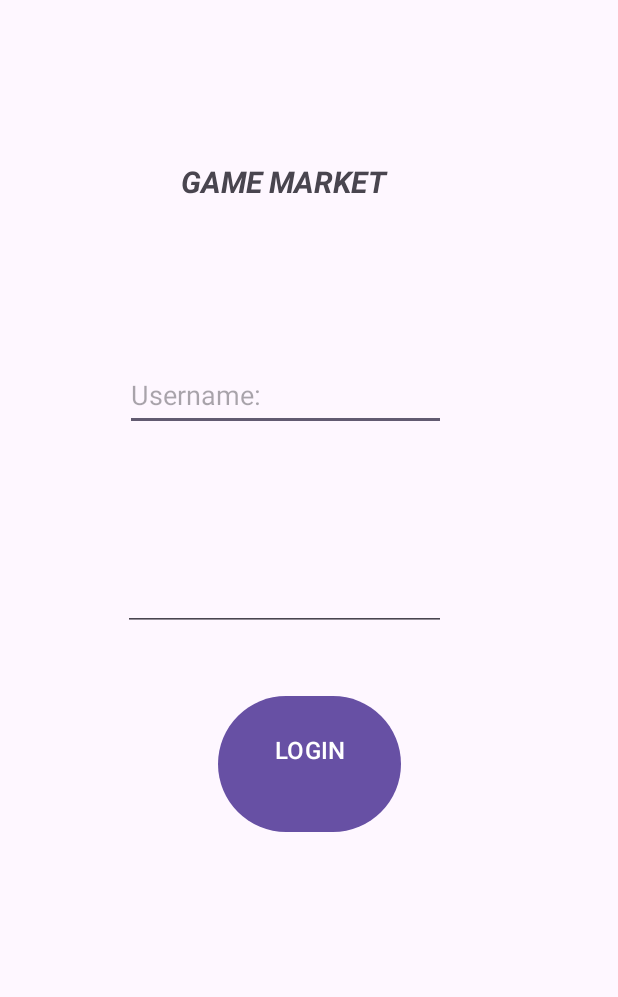
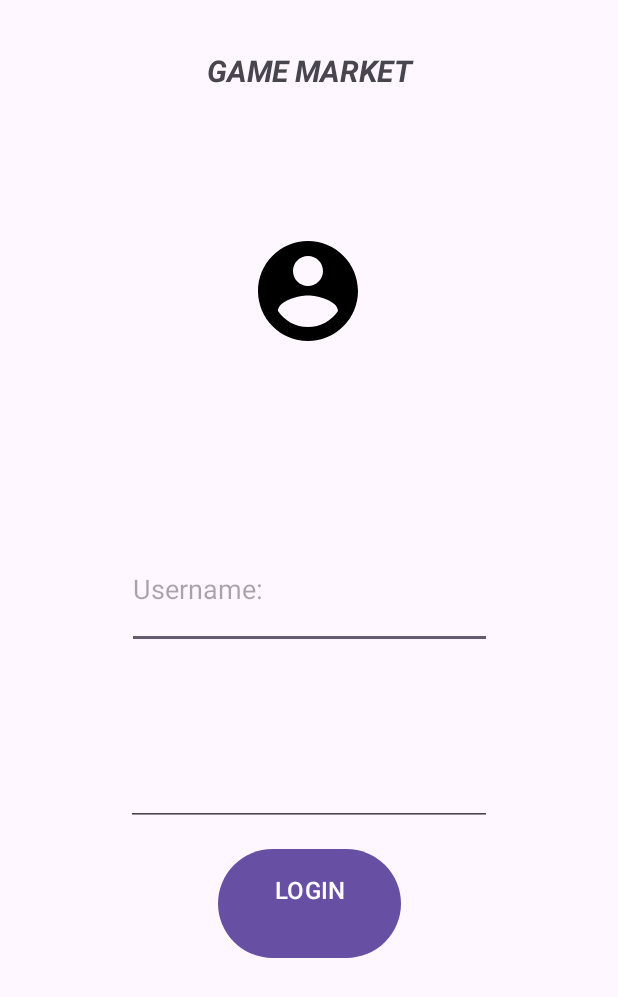
Before and after one commit to aliboron/256-487-projects, an Android app: the screen it shows after launch (MainActivity before the commit, LoginActivity after it), on a phone screen of 412 x 824 dp. Shown: the top 997 px of the screen. Run offline under Robolectric (Android 15) with nearby library versions, the phone set to English and light mode, and no system bars; our stand-ins replace data binding.

Commit message:
feat:addlogin

```diff
--- a/487-mobile/app/src/main/AndroidManifest.xml
+++ b/487-mobile/app/src/main/AndroidManifest.xml
@@ -15,13 +15,18 @@
         android:supportsRtl="true"
         android:theme="@style/Theme.DigitalGameMarket">
         <activity
+            android:name=".LoginActivity"
+            android:exported="true">
+        <intent-filter>
+            <action android:name="android.intent.action.MAIN" />
+
+            <category android:name="android.intent.category.LAUNCHER" />
+        </intent-filter>
+        </activity>
+        <activity
             android:name=".MainActivity"
-            android:exported="true">
-            <intent-filter>
-                <action android:name="android.intent.action.MAIN" />
+            android:exported="false">
 
-                <category android:name="android.intent.category.LAUNCHER" />
-            </intent-filter>
         </activity>
     </application>
 
--- /dev/null
+++ b/487-mobile/app/src/main/java/com/ctis487/project/digitalgamemarket/LoginActivity.kt
@@ -0,0 +1,31 @@
+package com.ctis487.project.digitalgamemarket
+
+import android.content.Intent
+import android.os.Bundle
+import androidx.activity.enableEdgeToEdge
+import androidx.appcompat.app.AppCompatActivity
+import androidx.core.view.ViewCompat
+import androidx.core.view.WindowInsetsCompat
+import androidx.databinding.DataBindingUtil
+import com.ctis487.project.digitalgamemarket.custom.CustomUserView
+import com.ctis487.project.digitalgamemarket.databinding.ActivityLoginBinding
+import com.ctis487.project.digitalgamemarket.model.LoginRequest
+
+class LoginActivity : AppCompatActivity() {
+    lateinit var loginBinding: ActivityLoginBinding
+    private val loginRequest = LoginRequest()
+    override fun onCreate(savedInstanceState: Bundle?) {
+        super.onCreate(savedInstanceState)
+        enableEdgeToEdge()
+        loginBinding = ActivityLoginBinding.inflate(layoutInflater)
+        val profileView = findViewById<CustomUserView>(R.id.profileView)
+        val username=loginBinding.editUsername.text
+
+        loginBinding = DataBindingUtil.setContentView(this, R.layout.activity_login)
+        loginBinding.loginRequest=loginRequest
+
+    }
+
+
+
+}
--- /dev/null
+++ b/487-mobile/app/src/main/java/com/ctis487/project/digitalgamemarket/client/ApiClient.kt
@@ -0,0 +1,20 @@
+package com.ctis487.project.digitalgamemarket.client
+
+import com.ctis487.project.digitalgamemarket.db.Utils
+import retrofit2.Retrofit
+import retrofit2.converter.gson.GsonConverterFactory
+
+object ApiClient {
+
+    private var retrofit: Retrofit? = null
+
+    fun getClient(): Retrofit {
+        if (retrofit == null)
+            retrofit = Retrofit.Builder()
+                .baseUrl(Utils.baseUrl)
+                .addConverterFactory(GsonConverterFactory.create()) //retrofit will understand as a converter GSON converter will be used
+                .build()
+
+        return retrofit as Retrofit
+    }
+}
--- /dev/null
+++ b/487-mobile/app/src/main/java/com/ctis487/project/digitalgamemarket/custom/CustomUserView.kt
@@ -0,0 +1,38 @@
+package com.ctis487.project.digitalgamemarket.custom
+
+import android.content.Context
+import android.util.AttributeSet
+import android.view.LayoutInflater
+import android.widget.ImageView
+import android.widget.LinearLayout
+import android.widget.TextView
+import androidx.annotation.DrawableRes
+import com.ctis487.project.digitalgamemarket.R
+
+class CustomUserView @JvmOverloads constructor(
+    context: Context,
+    attrs: AttributeSet? = null
+) : LinearLayout(context, attrs) {
+
+    private val imgProfile: ImageView
+    private val tvName: TextView
+
+    init {
+        LayoutInflater.from(context).inflate(R.layout.view_profile, this, true)
+
+        imgProfile = findViewById(R.id.imgProfile)
+        tvName = findViewById(R.id.tvName)
+
+        orientation = VERTICAL
+    }
+
+
+    fun setName(name: String) {
+        tvName.text = name
+    }
+    fun getName(): String {
+        return tvName.text.toString()
+    }
+
+
+}
--- a/487-mobile/app/src/main/java/com/ctis487/project/digitalgamemarket/db/Utils.kt
+++ b/487-mobile/app/src/main/java/com/ctis487/project/digitalgamemarket/db/Utils.kt
@@ -1,5 +1,7 @@
 package com.ctis487.project.digitalgamemarket.db
 
 object Utils {
+
+    var baseUrl: String = "https://ctis256.aliboron.tr"
     const val DATABASENAME = "digital_game_market_db"
 }
--- /dev/null
+++ b/487-mobile/app/src/main/java/com/ctis487/project/digitalgamemarket/model/LoginRequest.kt
@@ -0,0 +1,14 @@
+package com.ctis487.project.digitalgamemarket.model
+
+import androidx.databinding.BaseObservable
+import androidx.databinding.Bindable
+import com.ctis487.project.digitalgamemarket.BR
+
+class LoginRequest : BaseObservable(){
+    @get:Bindable
+    var username: String = ""
+        set(value) {
+            field = value
+            notifyPropertyChanged(BR.username) /* When name is changed this change will be reflected to the xml (UI) */
+        }
+}
--- /dev/null
+++ b/487-mobile/app/src/main/res/drawable/baseline_account_circle_24.xml
@@ -0,0 +1,5 @@
+<vector xmlns:android="http://schemas.android.com/apk/res/android" android:height="24dp" android:tint="#000000" android:viewportHeight="24" android:viewportWidth="24" android:width="24dp">
+
+    <path android:fillColor="@android:color/white" android:pathData="M12,2C6.48,2 2,6.48 2,12s4.48,10 10,10 10,-4.48 10,-10S17.52,2 12,2zM12,5c1.66,0 3,1.34 3,3s-1.34,3 -3,3 -3,-1.34 -3,-3 1.34,-3 3,-3zM12,19.2c-2.5,0 -4.71,-1.28 -6,-3.22 0.03,-1.99 4,-3.08 6,-3.08 1.99,0 5.97,1.09 6,3.08 -1.29,1.94 -3.5,3.22 -6,3.22z"/>
+
+</vector>
--- /dev/null
+++ b/487-mobile/app/src/main/res/layout/activity_login.xml
@@ -0,0 +1,85 @@
+<?xml version="1.0" encoding="utf-8"?>
+<layout>
+    <data>
+        <variable
+            name="loginRequest"
+            type="com.ctis487.project.digitalgamemarket.model.LoginRequest" />
+    </data>
+<androidx.constraintlayout.widget.ConstraintLayout xmlns:android="http://schemas.android.com/apk/res/android"
+    xmlns:app="http://schemas.android.com/apk/res-auto"
+    xmlns:tools="http://schemas.android.com/tools"
+    android:id="@+id/main"
+    android:layout_width="match_parent"
+    android:layout_height="match_parent"
+    tools:context=".LoginActivity">
+
+    <com.ctis487.project.digitalgamemarket.custom.CustomUserView
+        android:id="@+id/profileView"
+        android:layout_width="258dp"
+        android:layout_height="196dp"
+        android:layout_marginBottom="18dp"
+        app:layout_constraintBottom_toTopOf="@+id/editUsername"
+        app:layout_constraintEnd_toEndOf="parent"
+        app:layout_constraintHorizontal_bias="0.498"
+        app:layout_constraintStart_toStartOf="parent"
+        app:name="@{loginRequest.username}"
+        app:layout_constraintTop_toBottomOf="@+id/txtTitle">
+
+    </com.ctis487.project.digitalgamemarket.custom.CustomUserView>
+
+    <EditText
+        android:id="@+id/editUsername"
+        android:layout_width="243dp"
+        android:layout_height="0dp"
+        android:layout_marginBottom="37dp"
+        android:ems="10"
+        android:hint="@string/editUsername"
+        android:inputType="text"
+        android:text="@={loginRequest.username}"
+        app:layout_constraintBottom_toTopOf="@+id/editPassword"
+        app:layout_constraintEnd_toEndOf="parent"
+        app:layout_constraintStart_toStartOf="parent"
+        app:layout_constraintTop_toBottomOf="@+id/profileView" />
+
+    <EditText
+        android:id="@+id/editPassword"
+        android:layout_width="244dp"
+        android:layout_height="0dp"
+        android:layout_marginBottom="11dp"
+        android:ems="10"
+        android:inputType="textPassword"
+        app:layout_constraintBottom_toTopOf="@+id/btnLogin"
+        app:layout_constraintEnd_toEndOf="parent"
+        app:layout_constraintStart_toStartOf="parent"
+        app:layout_constraintTop_toBottomOf="@+id/editUsername" />
+
+    <Button
+        android:id="@+id/btnLogin"
+        android:layout_width="122dp"
+        android:layout_height="0dp"
+        android:layout_marginBottom="181dp"
+        android:text="@string/btnLogin"
+        android:textAlignment="gravity"
+        android:textSize="16sp"
+        app:layout_constraintBottom_toBottomOf="parent"
+        app:layout_constraintEnd_toEndOf="parent"
+        app:layout_constraintStart_toStartOf="parent"
+        app:layout_constraintTop_toBottomOf="@+id/editPassword" />
+
+    <TextView
+        android:id="@+id/txtTitle"
+        android:layout_width="246dp"
+        android:layout_height="0dp"
+        android:layout_marginTop="33dp"
+        android:layout_marginBottom="24dp"
+        android:text="@string/txtTitle"
+        android:textAlignment="center"
+        android:textSize="20sp"
+        android:textStyle="bold|italic"
+        app:layout_constraintBottom_toTopOf="@+id/profileView"
+        app:layout_constraintEnd_toEndOf="parent"
+        app:layout_constraintStart_toStartOf="parent"
+        app:layout_constraintTop_toTopOf="parent" />
+
+</androidx.constraintlayout.widget.ConstraintLayout>
+</layout>
--- a/487-mobile/app/src/main/res/layout/activity_main.xml
+++ b/487-mobile/app/src/main/res/layout/activity_main.xml
@@ -7,56 +7,4 @@
     android:layout_height="match_parent"
     tools:context=".MainActivity">
 
-    <EditText
-        android:id="@+id/editUsername"
-        android:layout_width="214dp"
-        android:layout_height="48dp"
-        android:layout_marginBottom="34dp"
-        android:ems="10"
-        android:hint="@string/editUsername"
-        android:inputType="text"
-        app:layout_constraintBottom_toTopOf="@+id/editPassword"
-        app:layout_constraintEnd_toEndOf="@+id/editPassword"
-        app:layout_constraintTop_toBottomOf="@+id/txtTitle" />
-
-    <EditText
-        android:id="@+id/editPassword"
-        android:layout_width="215dp"
-        android:layout_height="0dp"
-        android:layout_marginBottom="39dp"
-        android:ems="10"
-        android:inputType="textPassword"
-        app:layout_constraintBottom_toTopOf="@+id/btnLogin"
-        app:layout_constraintEnd_toEndOf="parent"
-        app:layout_constraintHorizontal_bias="0.418"
-        app:layout_constraintStart_toStartOf="parent"
-        app:layout_constraintTop_toBottomOf="@+id/editUsername" />
-
-    <Button
-        android:id="@+id/btnLogin"
-        android:layout_width="122dp"
-        android:layout_height="0dp"
-        android:layout_marginBottom="265dp"
-        android:text="@string/btnLogin"
-        android:textAlignment="gravity"
-        android:textSize="16sp"
-        app:layout_constraintBottom_toBottomOf="parent"
-        app:layout_constraintEnd_toEndOf="parent"
-        app:layout_constraintStart_toStartOf="parent"
-        app:layout_constraintTop_toBottomOf="@+id/editPassword" />
-
-    <TextView
-        android:id="@+id/txtTitle"
-        android:layout_width="218dp"
-        android:layout_height="58dp"
-        android:layout_marginStart="80dp"
-        android:layout_marginTop="107dp"
-        android:layout_marginBottom="74dp"
-        android:text="@string/txtTitle"
-        android:textAlignment="center"
-        android:textSize="20sp"
-        android:textStyle="bold|italic"
-        app:layout_constraintBottom_toTopOf="@+id/editUsername"
-        app:layout_constraintStart_toStartOf="parent"
-        app:layout_constraintTop_toTopOf="parent" />
 </androidx.constraintlayout.widget.ConstraintLayout>
--- /dev/null
+++ b/487-mobile/app/src/main/res/layout/view_profile.xml
@@ -0,0 +1,28 @@
+<?xml version="1.0" encoding="utf-8"?>
+<merge xmlns:android="http://schemas.android.com/apk/res/android">
+    <LinearLayout
+        android:orientation="vertical"
+        android:padding="16dp"
+        android:layout_width="match_parent"
+        android:layout_height="wrap_content"
+        android:gravity="center_horizontal">
+
+        <ImageView
+            android:id="@+id/imgProfile"
+            android:layout_width="80dp"
+            android:layout_height="80dp"
+            android:layout_marginBottom="8dp"
+            android:contentDescription="Profile Image"
+            android:src="@drawable/baseline_account_circle_24" />
+
+        <TextView
+            android:id="@+id/tvName"
+            android:layout_width="wrap_content"
+            android:layout_height="wrap_content"
+            android:text="User Name"
+            android:textSize="16sp"
+            android:textStyle="bold"
+            android:layout_marginBottom="8dp" />
+
+    </LinearLayout>
+</merge>
```
Also changed, not shown: 1 other file.
